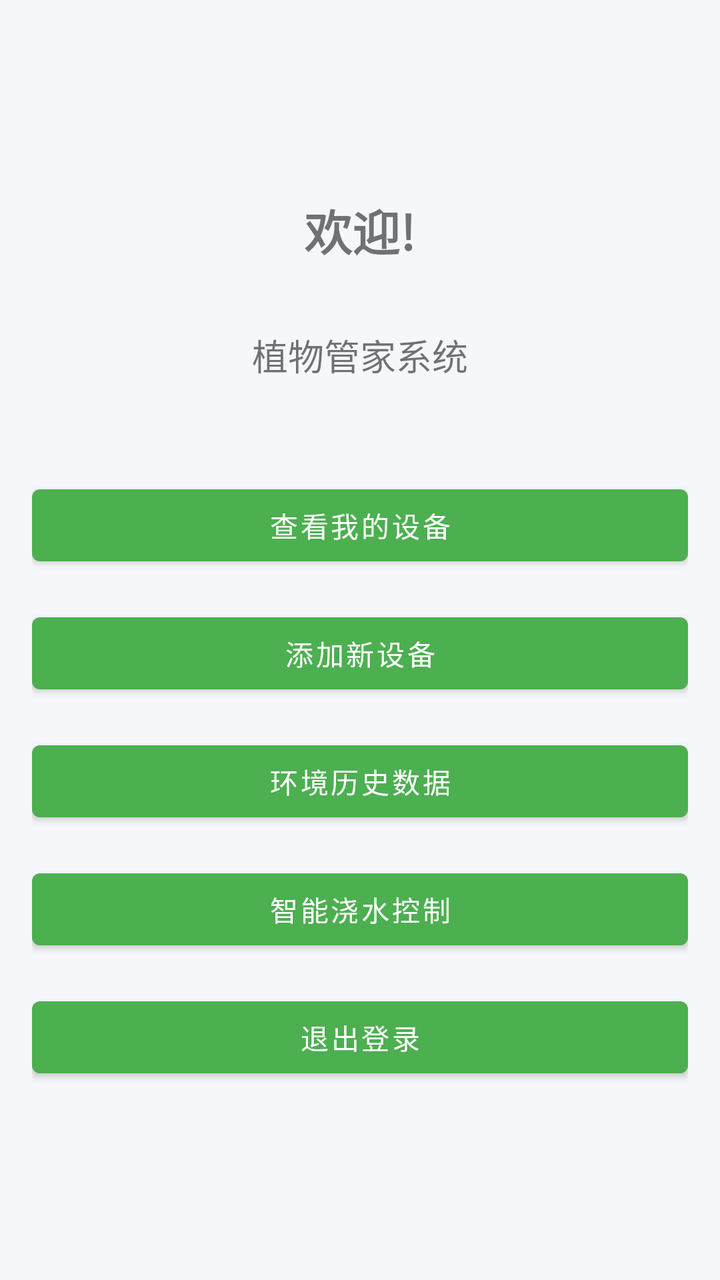
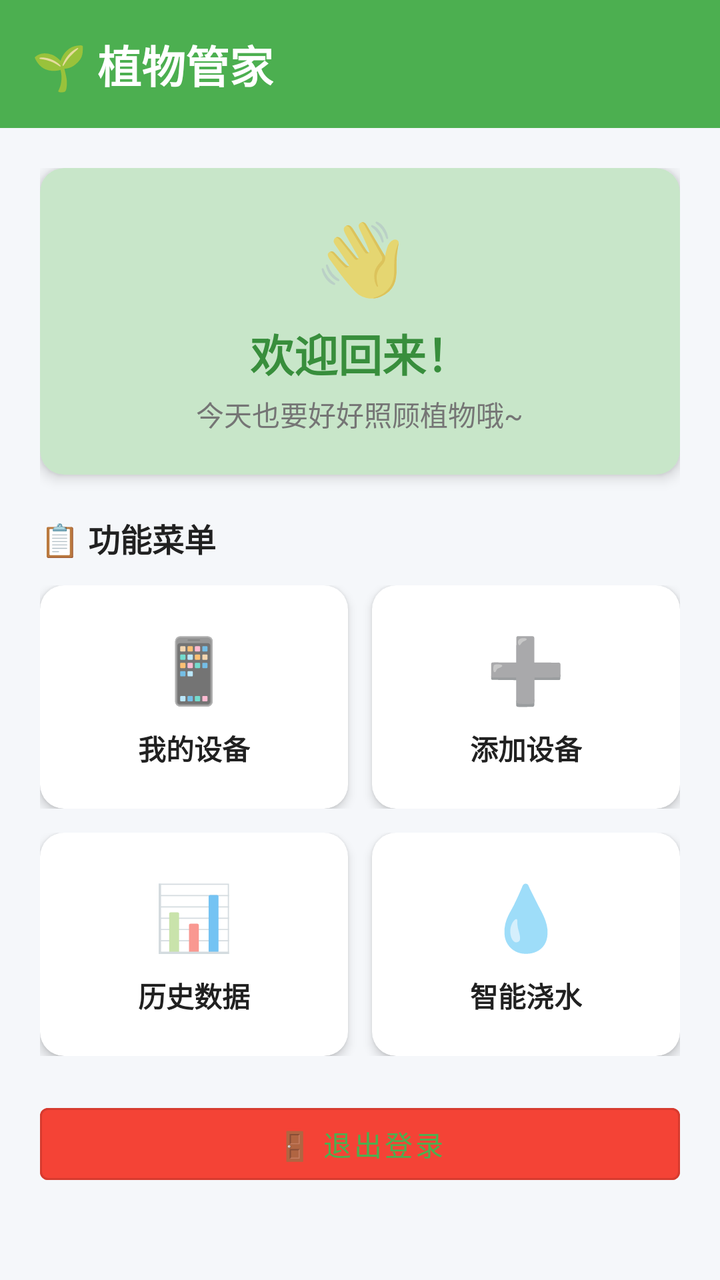

Two renders of the same Android screen: before a commit and after it. Below are the layout's source before the change and the commit's diff.
<!-- AndroidManifest.xml: application theme Theme.Plantbutlerandroid -->
<!-- res/layout/activity_main.xml -->
<?xml version="1.0" encoding="utf-8"?>
<LinearLayout xmlns:android="http://schemas.android.com/apk/res/android"
    android:layout_width="match_parent"
    android:layout_height="match_parent"
    android:orientation="vertical"
    android:padding="16dp"
    android:gravity="center">

    <TextView
        android:id="@+id/textViewWelcome"
        android:layout_width="wrap_content"
        android:layout_height="wrap_content"
        android:text="欢迎!"
        android:textSize="24sp"
        android:textStyle="bold"
        android:layout_marginBottom="32dp" />

    <TextView
        android:layout_width="wrap_content"
        android:layout_height="wrap_content"
        android:text="植物管家系统"
        android:textSize="18sp"
        android:layout_marginBottom="48dp" />

    <Button
        android:id="@+id/buttonDevices"
        android:layout_width="match_parent"
        android:layout_height="wrap_content"
        android:text="查看我的设备"
        android:layout_marginBottom="16dp" />

    <Button
        android:id="@+id/buttonAddDevice"
        android:layout_width="match_parent"
        android:layout_height="wrap_content"
        android:text="添加新设备"
        android:layout_marginBottom="16dp" />

    <Button
        android:id="@+id/buttonHistory"
        android:layout_width="match_parent"
        android:layout_height="wrap_content"
        android:text="环境历史数据"
        android:layout_marginBottom="16dp" />

    <Button
        android:id="@+id/buttonControl"
        android:layout_width="match_parent"
        android:layout_height="wrap_content"
        android:text="智能浇水控制"
        android:layout_marginBottom="16dp" />

    <Button
        android:id="@+id/buttonLogout"
        android:layout_width="match_parent"
        android:layout_height="wrap_content"
        android:text="退出登录" />

</LinearLayout>
<!-- resources referenced by this layout -->
<resources>
  <style name="Theme.Plantbutlerandroid" parent="Theme.MaterialComponents.DayNight.NoActionBar">
          
          <item name="colorPrimary">@color/primary_color</item>
          <item name="colorPrimaryVariant">@color/primary_dark</item>
          <item name="colorOnPrimary">@color/white</item>
          
          <item name="colorSecondary">@color/primary_light</item>
          <item name="colorSecondaryVariant">@color/primary_dark</item>
          <item name="colorOnSecondary">@color/black</item>
          
          <item name="android:statusBarColor">@color/primary_dark</item>
          
          <item name="colorAccent">@color/primary_color</item>
          
          <item name="android:windowBackground">@color/background_light</item>
      </style>
  <color name="primary_color">#4CAF50</color>
  <color name="primary_dark">#388E3C</color>
  <color name="white">#FFFFFFFF</color>
  <color name="primary_light">#C8E6C9</color>
  <color name="black">#FF000000</color>
  <color name="background_light">#F5F7FA</color>
</resources>

<!-- the commit's change to res/layout/activity_main.xml (unified diff, before → after) -->
@@ -1,59 +1,266 @@
 <?xml version="1.0" encoding="utf-8"?>
 <LinearLayout xmlns:android="http://schemas.android.com/apk/res/android"
+    xmlns:app="http://schemas.android.com/apk/res-auto"
     android:layout_width="match_parent"
     android:layout_height="match_parent"
     android:orientation="vertical"
-    android:padding="16dp"
-    android:gravity="center">
-
-    <TextView
-        android:id="@+id/textViewWelcome"
-        android:layout_width="wrap_content"
-        android:layout_height="wrap_content"
-        android:text="欢迎!"
-        android:textSize="24sp"
-        android:textStyle="bold"
-        android:layout_marginBottom="32dp" />
-
-    <TextView
-        android:layout_width="wrap_content"
-        android:layout_height="wrap_content"
-        android:text="植物管家系统"
-        android:textSize="18sp"
-        android:layout_marginBottom="48dp" />
-
-    <Button
-        android:id="@+id/buttonDevices"
+    android:background="@color/background_light">
+
+    
+    <LinearLayout
         android:layout_width="match_parent"
         android:layout_height="wrap_content"
-        android:text="查看我的设备"
-        android:layout_marginBottom="16dp" />
-
-    <Button
-        android:id="@+id/buttonAddDevice"
+        android:orientation="horizontal"
+        android:gravity="center_vertical"
+        android:background="@color/primary_color"
+        android:padding="16dp">
+
+        <TextView
+            android:layout_width="wrap_content"
+            android:layout_height="wrap_content"
+            android:text="🌱 植物管家"
+            android:textSize="22sp"
+            android:textStyle="bold"
+            android:textColor="#FFFFFF" />
+    </LinearLayout>
+
+    <ScrollView
         android:layout_width="match_parent"
-        android:layout_height="wrap_content"
-        android:text="添加新设备"
-        android:layout_marginBottom="16dp" />
-
-    <Button
-        android:id="@+id/buttonHistory"
-        android:layout_width="match_parent"
-        android:layout_height="wrap_content"
-        android:text="环境历史数据"
-        android:layout_marginBottom="16dp" />
-
-    <Button
-        android:id="@+id/buttonControl"
-        android:layout_width="match_parent"
-        android:layout_height="wrap_content"
-        android:text="智能浇水控制"
-        android:layout_marginBottom="16dp" />
-
-    <Button
-        android:id="@+id/buttonLogout"
-        android:layout_width="match_parent"
-        android:layout_height="wrap_content"
-        android:text="退出登录" />
+        android:layout_height="match_parent">
+
+        <LinearLayout
+            android:layout_width="match_parent"
+            android:layout_height="wrap_content"
+            android:orientation="vertical"
+            android:padding="20dp">
+
+            
+            <androidx.cardview.widget.CardView
+                android:layout_width="match_parent"
+                android:layout_height="wrap_content"
+                app:cardCornerRadius="12dp"
+                app:cardElevation="4dp"
+                app:cardBackgroundColor="@color/primary_light"
+                android:layout_marginBottom="20dp">
+
+                <LinearLayout
+                    android:layout_width="match_parent"
+                    android:layout_height="wrap_content"
+                    android:orientation="vertical"
+                    android:padding="20dp"
+                    android:gravity="center">
+
+                    <TextView
+                        android:layout_width="wrap_content"
+                        android:layout_height="wrap_content"
+                        android:text="👋"
+                        android:textSize="36sp"
+                        android:layout_marginBottom="8dp" />
+
+                    <TextView
+                        android:id="@+id/textViewWelcome"
+                        android:layout_width="wrap_content"
+                        android:layout_height="wrap_content"
+                        android:text="欢迎回来！"
+                        android:textSize="22sp"
+                        android:textStyle="bold"
+                        android:textColor="@color/primary_dark" />
+
+                    <TextView
+                        android:layout_width="wrap_content"
+                        android:layout_height="wrap_content"
+                        android:text="今天也要好好照顾植物哦~"
+                        android:textSize="14sp"
+                        android:textColor="@color/text_secondary"
+                        android:layout_marginTop="4dp" />
+
+                </LinearLayout>
+            </androidx.cardview.widget.CardView>
+
+            
+            <TextView
+                android:layout_width="wrap_content"
+                android:layout_height="wrap_content"
+                android:text="📋 功能菜单"
+                android:textSize="16sp"
+                android:textStyle="bold"
+                android:textColor="@color/text_primary"
+                android:layout_marginBottom="12dp" />
+
+            
+            <LinearLayout
+                android:layout_width="match_parent"
+                android:layout_height="wrap_content"
+                android:orientation="horizontal"
+                android:layout_marginBottom="12dp">
+
+                
+                <androidx.cardview.widget.CardView
+                    android:id="@+id/buttonDevices"
+                    android:layout_width="0dp"
+                    android:layout_height="wrap_content"
+                    android:layout_weight="1"
+                    android:layout_marginEnd="6dp"
+                    app:cardCornerRadius="12dp"
+                    app:cardElevation="3dp"
+                    android:clickable="true"
+                    android:focusable="true"
+                    android:foreground="?attr/selectableItemBackground">
+
+                    <LinearLayout
+                        android:layout_width="match_parent"
+                        android:layout_height="wrap_content"
+                        android:orientation="vertical"
+                        android:gravity="center"
+                        android:padding="20dp">
+
+                        <TextView
+                            android:layout_width="wrap_content"
+                            android:layout_height="wrap_content"
+                            android:text="📱"
+                            android:textSize="32sp"
+                            android:layout_marginBottom="8dp" />
+
+                        <TextView
+                            android:layout_width="wrap_content"
+                            android:layout_height="wrap_content"
+                            android:text="我的设备"
+                            android:textSize="14sp"
+                            android:textStyle="bold"
+                            android:textColor="@color/text_primary" />
+                    </LinearLayout>
+                </androidx.cardview.widget.CardView>
+
+                
+                <androidx.cardview.widget.CardView
+                    android:id="@+id/buttonAddDevice"
+                    android:layout_width="0dp"
+                    android:layout_height="wrap_content"
+                    android:layout_weight="1"
+                    android:layout_marginStart="6dp"
+                    app:cardCornerRadius="12dp"
+                    app:cardElevation="3dp"
+                    android:clickable="true"
+                    android:focusable="true"
+                    android:foreground="?attr/selectableItemBackground">
+
+                    <LinearLayout
+                        android:layout_width="match_parent"
+                        android:layout_height="wrap_content"
+                        android:orientation="vertical"
+                        android:gravity="center"
+                        android:padding="20dp">
+
+                        <TextView
+                            android:layout_width="wrap_content"
+                            android:layout_height="wrap_content"
+                            android:text="➕"
+                            android:textSize="32sp"
+                            android:layout_marginBottom="8dp" />
+
+                        <TextView
+                            android:layout_width="wrap_content"
+                            android:layout_height="wrap_content"
+                            android:text="添加设备"
+                            android:textSize="14sp"
+                            android:textStyle="bold"
+                            android:textColor="@color/text_primary" />
+                    </LinearLayout>
+                </androidx.cardview.widget.CardView>
+            </LinearLayout>
+
+            <LinearLayout
+                android:layout_width="match_parent"
+                android:layout_height="wrap_content"
+                android:orientation="horizontal"
+                android:layout_marginBottom="20dp">
+
+                
+                <androidx.cardview.widget.CardView
+                    android:id="@+id/buttonHistory"
+                    android:layout_width="0dp"
+                    android:layout_height="wrap_content"
+                    android:layout_weight="1"
+                    android:layout_marginEnd="6dp"
+                    app:cardCornerRadius="12dp"
+                    app:cardElevation="3dp"
+                    android:clickable="true"
+                    android:focusable="true"
+                    android:foreground="?attr/selectableItemBackground">
+
+                    <LinearLayout
+                        android:layout_width="match_parent"
+                        android:layout_height="wrap_content"
+                        android:orientation="vertical"
+                        android:gravity="center"
+                        android:padding="20dp">
+
+                        <TextView
+                            android:layout_width="wrap_content"
+                            android:layout_height="wrap_content"
+                            android:text="📊"
+                            android:textSize="32sp"
+                            android:layout_marginBottom="8dp" />
+
+                        <TextView
+                            android:layout_width="wrap_content"
+                            android:layout_height="wrap_content"
+                            android:text="历史数据"
+                            android:textSize="14sp"
+                            android:textStyle="bold"
+                            android:textColor="@color/text_primary" />
+                    </LinearLayout>
+                </androidx.cardview.widget.CardView>
+
+                
+                <androidx.cardview.widget.CardView
+                    android:id="@+id/buttonControl"
+                    android:layout_width="0dp"
+                    android:layout_height="wrap_content"
+                    android:layout_weight="1"
+                    android:layout_marginStart="6dp"
+                    app:cardCornerRadius="12dp"
+                    app:cardElevation="3dp"
+                    android:clickable="true"
+                    android:focusable="true"
+                    android:foreground="?attr/selectableItemBackground">
+
+                    <LinearLayout
+                        android:layout_width="match_parent"
+                        android:layout_height="wrap_content"
+                        android:orientation="vertical"
+                        android:gravity="center"
+                        android:padding="20dp">
+
+                        <TextView
+                            android:layout_width="wrap_content"
+                            android:layout_height="wrap_content"
+                            android:text="💧"
+                            android:textSize="32sp"
+                            android:layout_marginBottom="8dp" />
+
+                        <TextView
+                            android:layout_width="wrap_content"
+                            android:layout_height="wrap_content"
+                            android:text="智能浇水"
+                            android:textSize="14sp"
+                            android:textStyle="bold"
+                            android:textColor="@color/text_primary" />
+                    </LinearLayout>
+                </androidx.cardview.widget.CardView>
+            </LinearLayout>
+
+            
+            <Button
+                android:id="@+id/buttonLogout"
+                android:layout_width="match_parent"
+                android:layout_height="48dp"
+                android:text="🚪 退出登录"
+                android:textSize="14sp"
+                android:backgroundTint="@color/danger_color"
+                style="@style/Widget.MaterialComponents.Button.OutlinedButton" />
+
+        </LinearLayout>
+    </ScrollView>
 
 </LinearLayout>
<!-- resource entries referenced after the edit -->
@@ -20,7 +20,10 @@
   <color name="primary_dark">#388E3C</color>
   <color name="white">#FFFFFFFF</color>
   <color name="primary_light">#C8E6C9</color>
+  <color name="text_primary">#212121</color>
+  <color name="text_secondary">#757575</color>
   <color name="black">#FF000000</color>
   <color name="background_light">#F5F7FA</color>
+  <color name="danger_color">#F44336</color>
 </resources>
 
